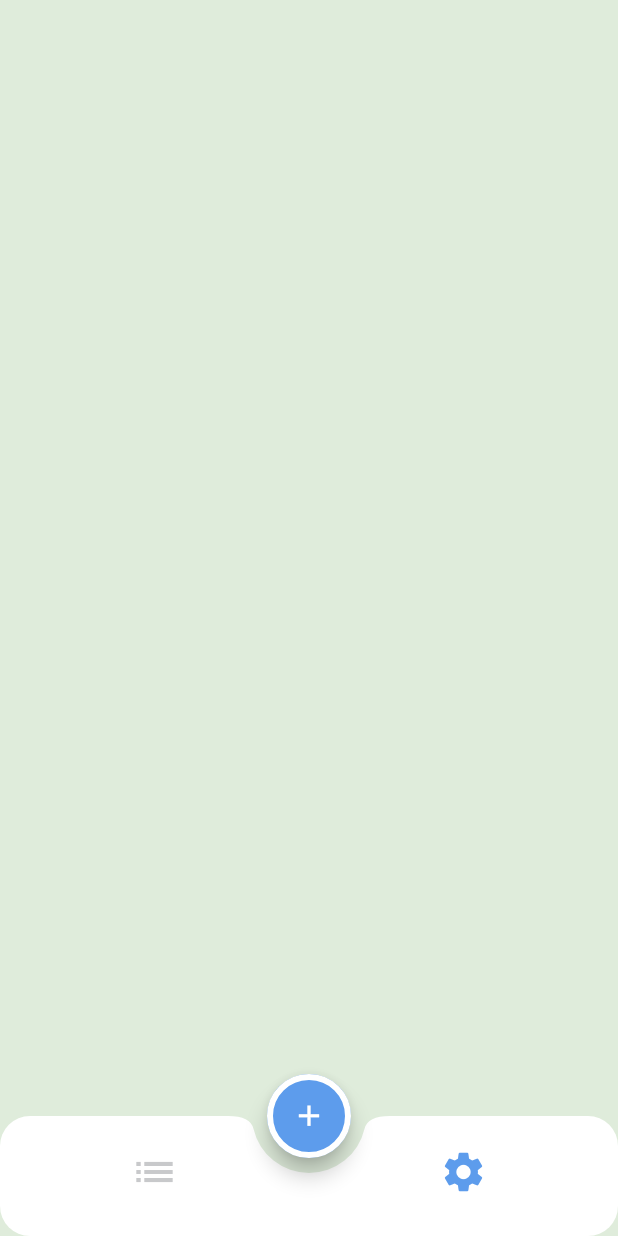
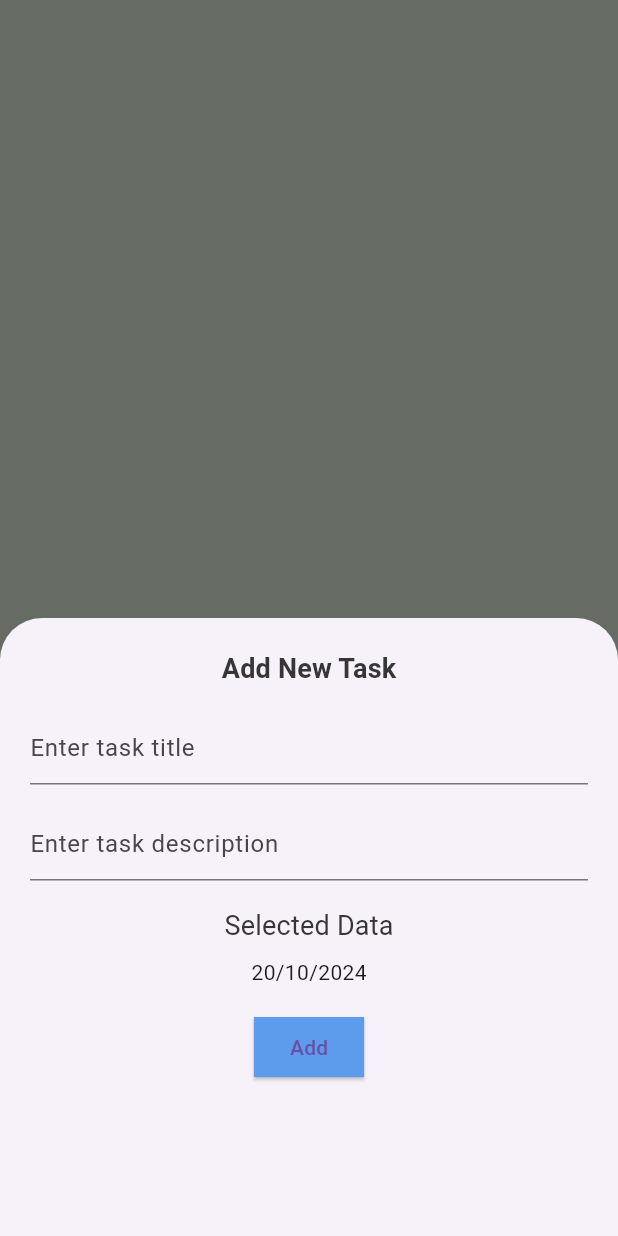
Before and after one commit to MawadaHamed/todo, a Flutter app: the screen it shows after launch, item 2 of the bottom bar chosen, after a tap on the "add" icon, on a phone screen of 412 x 824 dp. Run offline on Flutter 3.47's test engine with Material 3 defaults, Android fonts, the light colour scheme and no system bars; our stand-ins replace easy_date_timeline.

Commit message:
finish add bottom task sheet

```diff
--- a/lib/app_theme.dart
+++ b/lib/app_theme.dart
@@ -42,7 +42,13 @@ class AppTheme{
         fontWeight: FontWeight.w400,
         color: black
       )
-    )
+    ),
+      elevatedButtonTheme: ElevatedButtonThemeData(
+        style: ElevatedButton.styleFrom(
+          backgroundColor: AppTheme.primary,
+          shape: BeveledRectangleBorder(),
+        )
+      )
   );
   static ThemeData darkTheme = ThemeData();
 }
--- a/lib/home_screen.dart
+++ b/lib/home_screen.dart
@@ -1,6 +1,7 @@
 import 'package:flutter/material.dart';
 import 'package:untitled1/app_theme.dart';
 import 'package:untitled1/tabs/settings/setting_tab.dart';
+import 'package:untitled1/tabs/tasks/add_task_bottom_sheet.dart';
 import 'package:untitled1/tabs/tasks/tasks_tab.dart';
 
 class HomeScreen extends StatefulWidget {
@@ -49,7 +50,10 @@ class _HomeScreenState extends State<HomeScreen> {
         ),
       ),
       floatingActionButton: FloatingActionButton(
-         onPressed: () {},
+         onPressed: () => showModalBottomSheet(
+             context: context,
+             builder: (_) => AddTaskBottomSheet()
+         ),
         child: Icon(Icons.add,
         size: 23,
         ),
--- /dev/null
+++ b/lib/tabs/tasks/add_task_bottom_sheet.dart
@@ -0,0 +1,93 @@
+import 'package:easy_date_timeline/easy_date_timeline.dart';
+import 'package:flutter/material.dart';
+import 'package:intl/intl.dart';
+import 'package:untitled1/widgets/default_elevated-button.dart';
+import 'package:untitled1/widgets/default_text_form_field.dart';
+
+class AddTaskBottomSheet extends StatefulWidget {
+
+  @override
+  State<AddTaskBottomSheet> createState() => _AddTaskBottomSheetState();
+}
+
+class _AddTaskBottomSheetState extends State<AddTaskBottomSheet> {
+  TextEditingController titleController = TextEditingController();
+  TextEditingController descriptionController = TextEditingController();
+  DateTime selectedDate = DateTime.now();
+  DateFormat dateFormat = DateFormat('dd/MM/yyyy');
+  var formKey= GlobalKey<FormState>();
+  @override
+  Widget build(BuildContext context) {
+    TextStyle? titlMediumStyle = Theme.of(context).textTheme.titleMedium;
+    return Container(
+      height: MediaQuery.sizeOf(context).height * .5,
+      padding: EdgeInsets.all(20),
+      child: Form(
+        key: formKey,
+        child: Column(
+          children: [
+            Text('Add New Task',
+            style: titlMediumStyle,
+            ),
+            const SizedBox(height: 16,),
+            DefaultTextFormField(
+              controller: titleController,
+              hintText: 'Enter task title',
+              validator: (value) {
+                if (value == null || value.trim().isEmpty) {
+                  return 'Title can not empty';
+                }
+                return null;
+              },
+            ),
+            SizedBox(height: 16,),
+            DefaultTextFormField(
+              controller: descriptionController,
+              hintText: 'Enter task description',
+              validator: (value) {
+                if (value == null || value.trim().isEmpty) {
+                  return 'Description can not empty';
+                }
+                return null;
+              },
+            ),
+            SizedBox(height: 16,),
+            Text('Selected Data',
+            style: titlMediumStyle?.copyWith(fontWeight: FontWeight.w400),
+            ),
+            SizedBox(height: 8,),
+            InkWell(
+              onTap: () async{
+              DateTime? dataTime = await showDatePicker(
+                  context: context,
+                  firstDate: DateTime.now(),
+                  lastDate: DateTime.now().add(Duration(days: 365)),
+                  initialDate: selectedDate,
+                  initialEntryMode: DatePickerEntryMode.calendarOnly,
+                );
+              if(dataTime != null && dataTime != selectedDate){
+                selectedDate = dataTime;
+                setState(() {});
+              }
+              },
+                child:
+            Text(dateFormat.format(selectedDate)
+            ),
+            ),
+            SizedBox(height: 16,),
+            DefaultElevatedButton(
+                lable: 'Add',
+                onPressed:(){
+                  if(formKey.currentState!.validate()){
+                    addTask();
+                  }
+                })
+          ],
+        ),
+      ),
+    );
+  }
+  void addTask(){
+
+  }
+}
--- /dev/null
+++ b/lib/widgets/default_elevated-button.dart
@@ -0,0 +1,16 @@
+import 'package:flutter/material.dart';
+
+class DefaultElevatedButton extends StatelessWidget {
+  DefaultElevatedButton({required this.lable,required this.onPressed});
+  String lable;
+  void Function() onPressed;
+  @override
+  Widget build(BuildContext context) {
+    return ElevatedButton(
+        onPressed: onPressed,
+        style: ElevatedButton.styleFrom(
+        ),
+        child: Text(lable),
+    );
+  }
+}
--- /dev/null
+++ b/lib/widgets/default_text_form_field.dart
@@ -0,0 +1,20 @@
+import 'package:flutter/material.dart';
+
+class DefaultTextFormField extends StatelessWidget {
+   TextEditingController controller = TextEditingController();
+      String hintText;
+   String? Function(String?)? validator;
+  DefaultTextFormField({required this.controller,required this.hintText, this.validator});
+
+
+  @override
+  Widget build(BuildContext context) {
+    return  TextFormField(
+      controller: controller,
+      decoration: InputDecoration(
+        hintText: hintText
+      ),
+      validator:validator,
+    );
+  }
+}
--- a/pubspec.yaml
+++ b/pubspec.yaml
@@ -36,6 +36,7 @@ dependencies:
   # Use with the CupertinoIcons class for iOS style icons.
   cupertino_icons: ^1.0.2
   easy_date_timeline: ^1.1.3
+  intl: ^0.19.0
 
 dev_dependencies:
   flutter_test:
```
Also changed, not shown: pubspec.lock.
